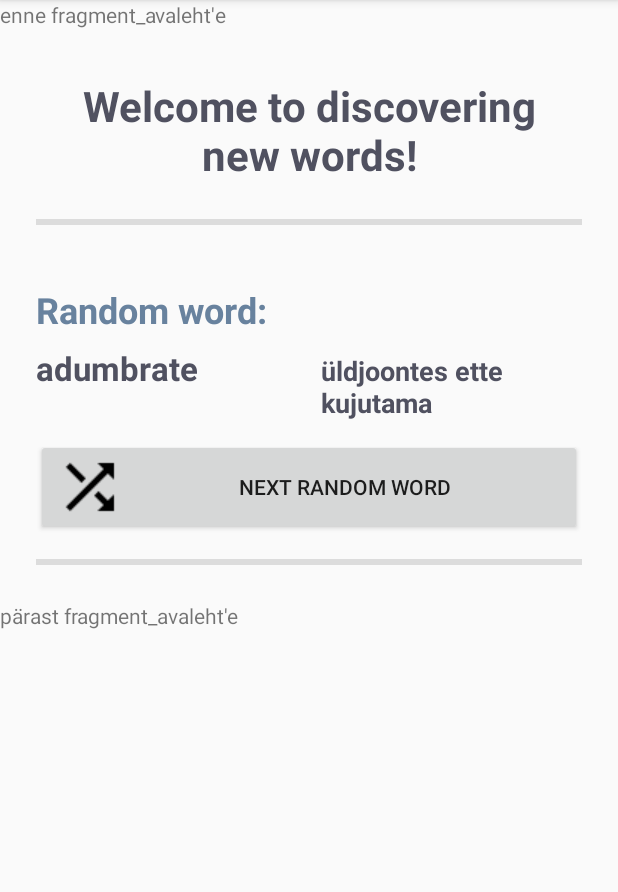
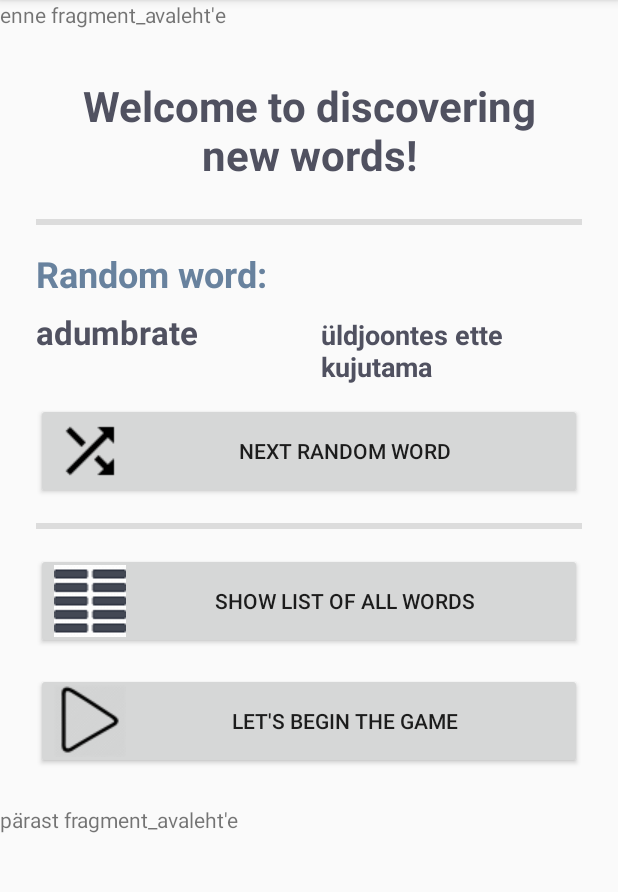
Before and after one commit to reneroost/Android-ExpandVocabulary, an Android app: the screen it shows after launch (MainActivity), on a phone screen of 412 x 824 dp, the part 84-976 px from its top. Run offline under Robolectric (Android 15) with nearby library versions, the phone set to English and light mode, and no system bars.

Commit message:
Väikesed veaparandused ja mittetöötavate nuppude lisamine

```diff
--- a/app/src/main/res/layout/fragment_avaleht.xml
+++ b/app/src/main/res/layout/fragment_avaleht.xml
@@ -20,7 +20,7 @@
         android:layout_height="wrap_content"
         android:text="@string/avaleht_suvaline_sona"
         android:textColor="@color/colorPrimary"
-        android:layout_marginTop="32dp"
+        android:layout_marginTop="8dp"
         android:layout_marginStart="8dp"
         android:layout_marginEnd="8dp"
         android:theme="@style/AvalehtTekst"/>
@@ -55,4 +55,20 @@
 
     <View style="@style/EraldusjoonHorisontaalne"/>
 
+    <Button
+        android:id="@+id/nupp_avaleht_kuva_koik_sonad"
+        android:layout_width="match_parent"
+        android:layout_height="64dp"
+        android:layout_margin="8dp"
+        android:drawableStart="@drawable/kaks_tulpa"
+        android:text="@string/nupp_avaleht_kuva_koik_sonad"/>
+
+    <Button
+        android:id="@+id/nupp_avaleht_kuva_koik_sonad"
+        android:layout_width="match_parent"
+        android:layout_height="64dp"
+        android:layout_margin="8dp"
+        android:drawableStart="@drawable/alusta_mangu"
+        android:text="@string/nupp_avaleht_alusta_sona_mangu"/>
+
 </LinearLayout>
--- a/app/src/main/res/values/strings.xml
+++ b/app/src/main/res/values/strings.xml
@@ -4,5 +4,7 @@
     <string name="avaleht_suvaline_sona">Random word:</string>
 
     <string name="nupp_avaleht_jargmine_suvaline_sona">Next random word</string>
+    <string name="nupp_avaleht_kuva_koik_sonad">Show list of all words</string>
+    <string name="nupp_avaleht_alusta_sona_mangu">Let\'s begin the game</string>
 
 </resources>
```
Also changed, not shown: app/src/main/res/drawable-v24/alusta_mangu.png (added), app/src/main/res/drawable-v24/kaks_tulpa.png (added), 1 other file.
